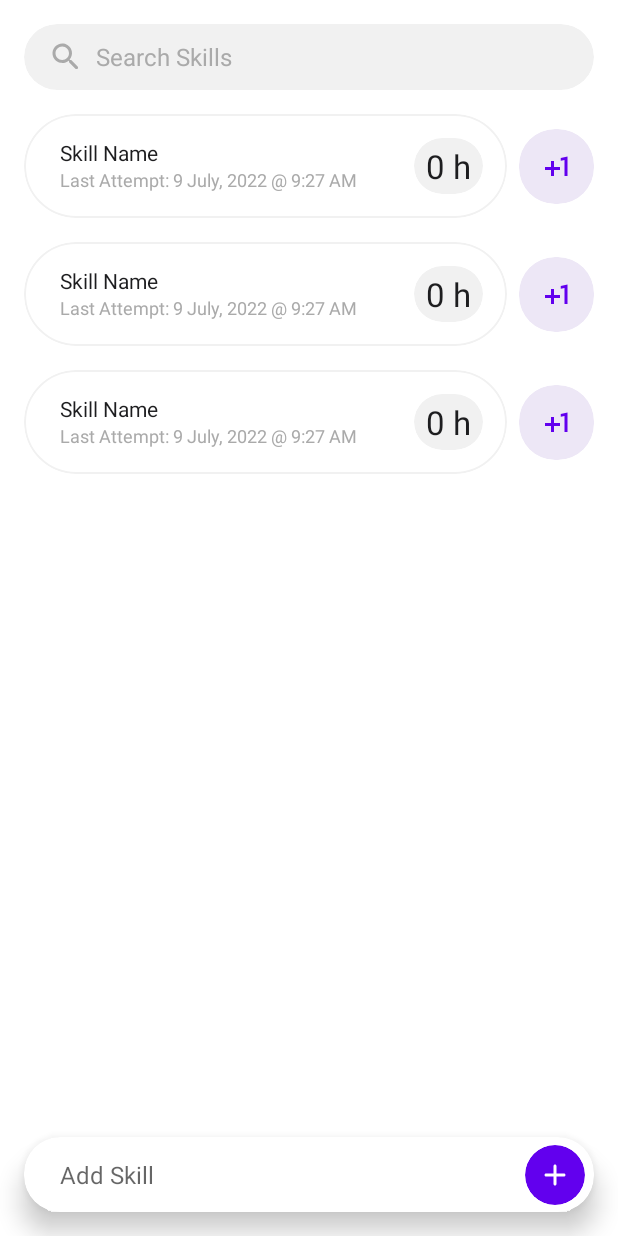
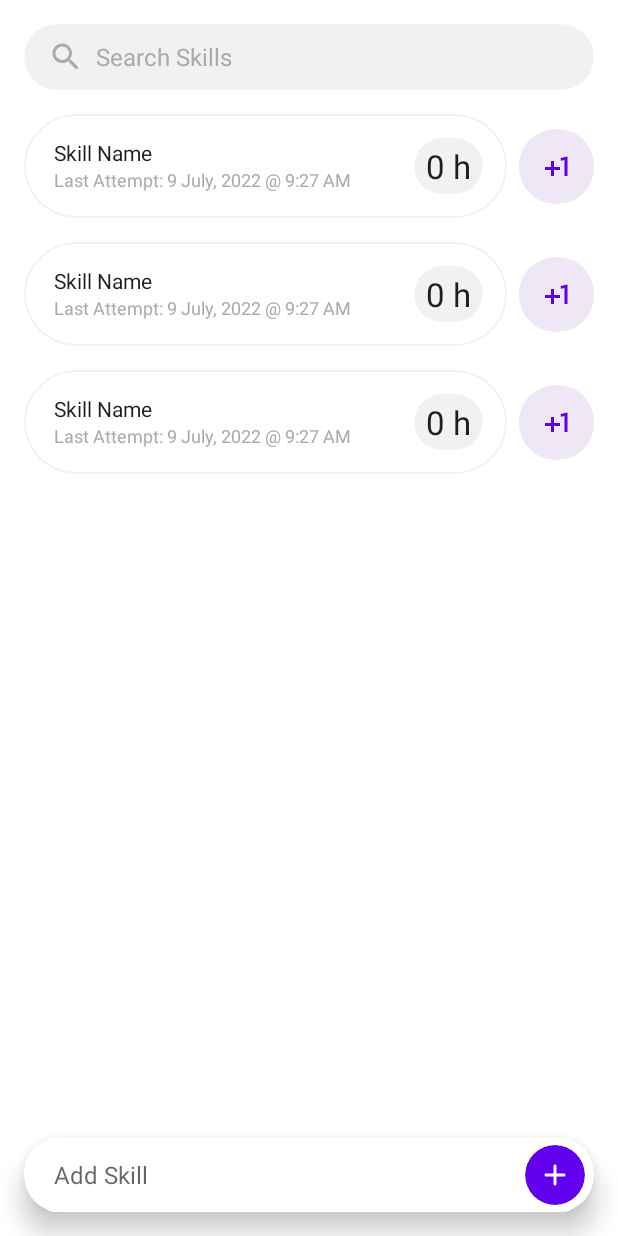
Before and after one commit to Singularity-Coder/10000-Hours, an Android app: the layout fragment_skills.xml on its own in the app's theme, with its tools: preview values and no code run, on a phone screen of 412 x 824 dp. Run offline under Robolectric (Android 15) with nearby library versions, the phone set to English and light mode, and no system bars.

```diff
--- a/TenThousandHours/app/src/main/res/layout/fragment_skills.xml
+++ b/TenThousandHours/app/src/main/res/layout/fragment_skills.xml
@@ -89,7 +89,7 @@
                 android:id="@+id/et_skill"
                 android:layout_width="0dp"
                 android:layout_height="50dp"
-                android:layout_marginStart="24dp"
+                android:layout_marginStart="20dp"
                 android:layout_marginEnd="6dp"
                 android:background="@null"
                 android:enabled="true"
--- a/TenThousandHours/app/src/main/res/layout/list_item_skill.xml
+++ b/TenThousandHours/app/src/main/res/layout/list_item_skill.xml
@@ -36,7 +36,7 @@
                     style="@style/TextAppearance.AppCompat.Body1"
                     android:layout_width="0dp"
                     android:layout_height="wrap_content"
-                    android:layout_marginStart="24dp"
+                    android:layout_marginStart="20dp"
                     android:layout_marginTop="16dp"
                     android:layout_marginEnd="16dp"
                     android:ellipsize="end"
@@ -53,7 +53,7 @@
                     style="@style/TextAppearance.AppCompat.Caption"
                     android:layout_width="0dp"
                     android:layout_height="wrap_content"
-                    android:layout_marginStart="24dp"
+                    android:layout_marginStart="20dp"
                     android:layout_marginEnd="16dp"
                     android:ellipsize="end"
                     android:marqueeRepeatLimit="marquee_forever"
@@ -179,7 +179,7 @@
                     android:id="@+id/et_update_skill"
                     android:layout_width="match_parent"
                     android:layout_height="44dp"
-                    android:layout_marginStart="24dp"
+                    android:layout_marginStart="16dp"
                     android:layout_marginEnd="16dp"
                     android:background="@null"
                     android:maxLines="1"
```
Also changed, not shown: 1 other file.
